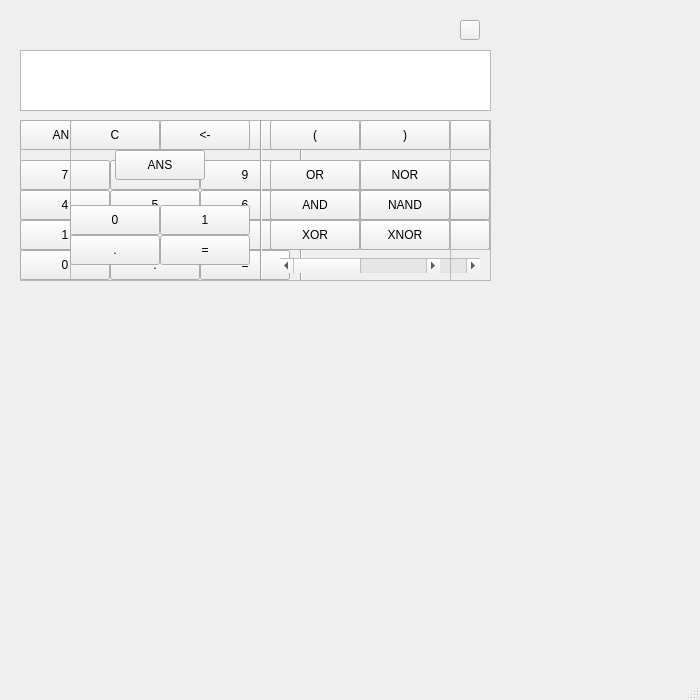
First picture: the form in src/mainwindow.ui, repository Trsak/Black-Coconuts, before the edit.
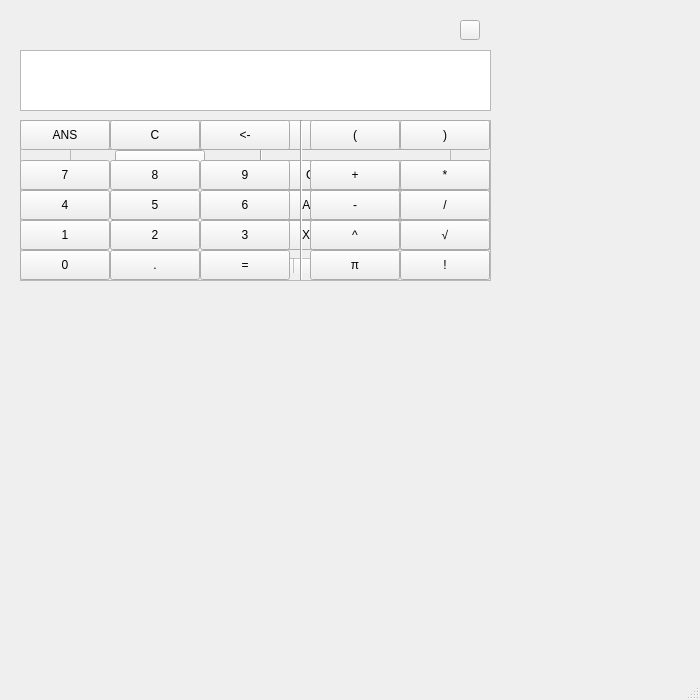
Second picture: the form after the edit. Icons and pictures are not drawn.

```diff
--- a/src/mainwindow.ui
+++ b/src/mainwindow.ui
@@ -86,7 +86,7 @@
      <enum>QTextEdit::NoWrap</enum>
     </property>
     <property name="readOnly">
-     <bool>false</bool>
+     <bool>true</bool>
     </property>
     <property name="html">
      <string>&lt;!DOCTYPE HTML PUBLIC &quot;-//W3C//DTD HTML 4.0//EN&quot; &quot;http://www.w3.org/TR/REC-html40/strict.dtd&quot;&gt;
@@ -96,7 +96,7 @@
 &lt;p style=&quot;-qt-paragraph-type:empty; margin-top:0px; margin-bottom:0px; margin-left:0px; margin-right:0px; -qt-block-indent:0; text-indent:0px; font-family:'Verdana'; font-size:14pt;&quot;&gt;&lt;br /&gt;&lt;/p&gt;&lt;/body&gt;&lt;/html&gt;</string>
     </property>
     <property name="textInteractionFlags">
-     <set>Qt::TextEditable|Qt::TextSelectableByMouse</set>
+     <set>Qt::TextBrowserInteraction</set>
     </property>
    </widget>
    <widget class="QFrame" name="mainWindow">
@@ -153,34 +153,6 @@
       <string>3</string>
      </property>
     </widget>
-    <widget class="QScrollBar" name="horizontalScrollBar">
-     <property name="geometry">
-      <rect>
-       <x>300</x>
-       <y>138</y>
-       <width>160</width>
-       <height>15</height>
-      </rect>
-     </property>
-     <property name="maximum">
-      <number>1</number>
-     </property>
-     <property name="pageStep">
-      <number>1</number>
-     </property>
-     <property name="value">
-      <number>0</number>
-     </property>
-     <property name="sliderPosition">
-      <number>0</number>
-     </property>
-     <property name="orientation">
-      <enum>Qt::Horizontal</enum>
-     </property>
-     <property name="invertedAppearance">
-      <bool>false</bool>
-     </property>
-    </widget>
     <widget class="QPushButton" name="button5">
      <property name="geometry">
       <rect>
@@ -317,7 +289,7 @@
       <property name="geometry">
        <rect>
         <x>90</x>
-        <y>60</y>
+        <y>30</y>
         <width>90</width>
         <height>30</height>
        </rect>
@@ -330,7 +302,7 @@
       <property name="geometry">
        <rect>
         <x>90</x>
-        <y>30</y>
+        <y>0</y>
         <width>90</width>
         <height>30</height>
        </rect>
@@ -343,7 +315,7 @@
       <property name="geometry">
        <rect>
         <x>0</x>
-        <y>60</y>
+        <y>30</y>
         <width>90</width>
         <height>30</height>
        </rect>
@@ -356,7 +328,7 @@
       <property name="geometry">
        <rect>
         <x>0</x>
-        <y>30</y>
+        <y>0</y>
         <width>90</width>
         <height>30</height>
        </rect>
@@ -365,6 +337,11 @@
        <string>+</string>
       </property>
      </widget>
+     <zorder>buttonDivision</zorder>
+     <zorder>buttonKrat</zorder>
+     <zorder>buttonMinus</zorder>
+     <zorder>buttonPlus</zorder>
+     <zorder>frameSecond</zorder>
     </widget>
     <widget class="QPushButton" name="button0">
      <property name="geometry">
@@ -407,71 +384,6 @@
      <property name="frameShadow">
       <enum>QFrame::Raised</enum>
      </property>
-     <widget class="QPushButton" name="buttonIndex">
-      <property name="geometry">
-       <rect>
-        <x>0</x>
-        <y>0</y>
-        <width>90</width>
-        <height>30</height>
-       </rect>
-      </property>
-      <property name="text">
-       <string>^</string>
-      </property>
-     </widget>
-     <widget class="QPushButton" name="buttonPI">
-      <property name="geometry">
-       <rect>
-        <x>0</x>
-        <y>30</y>
-        <width>90</width>
-        <height>30</height>
-       </rect>
-      </property>
-      <property name="text">
-       <string>π</string>
-      </property>
-     </widget>
-     <widget class="QPushButton" name="buttonRound">
-      <property name="geometry">
-       <rect>
-        <x>0</x>
-        <y>60</y>
-        <width>90</width>
-        <height>30</height>
-       </rect>
-      </property>
-      <property name="text">
-       <string>RND</string>
-      </property>
-     </widget>
-     <widget class="QPushButton" name="buttonFactorial">
-      <property name="geometry">
-       <rect>
-        <x>90</x>
-        <y>30</y>
-        <width>90</width>
-        <height>30</height>
-       </rect>
-      </property>
-      <property name="text">
-       <string>!</string>
-      </property>
-     </widget>
-     <widget class="QPushButton" name="buttonSquare">
-      <property name="geometry">
-       <rect>
-        <x>90</x>
-        <y>0</y>
-        <width>90</width>
-        <height>30</height>
-       </rect>
-      </property>
-      <property name="text">
-       <string>√</string>
-      </property>
-     </widget>
     </widget>
     <widget class="QPushButton" name="button7">
      <property name="geometry">
@@ -525,6 +437,82 @@
       <string>6</string>
      </property>
     </widget>
+    <widget class="QPushButton" name="buttonFactorial">
+     <property name="geometry">
+      <rect>
+       <x>380</x>
+       <y>130</y>
+       <width>90</width>
+       <height>30</height>
+      </rect>
+     </property>
+     <property name="text">
+      <string>!</string>
+     </property>
+    </widget>
+    <widget class="QPushButton" name="buttonIndex">
+     <property name="geometry">
+      <rect>
+       <x>290</x>
+       <y>100</y>
+       <width>90</width>
+       <height>30</height>
+      </rect>
+     </property>
+     <property name="text">
+      <string>^</string>
+     </property>
+    </widget>
+    <widget class="QPushButton" name="buttonPI">
+     <property name="geometry">
+      <rect>
+       <x>290</x>
+       <y>130</y>
+       <width>90</width>
+       <height>30</height>
+      </rect>
+     </property>
+     <property name="text">
+      <string>π</string>
+     </property>
+    </widget>
+    <widget class="QPushButton" name="buttonSquare">
+     <property name="geometry">
+      <rect>
+       <x>380</x>
+       <y>100</y>
+       <width>90</width>
+       <height>30</height>
+      </rect>
+     </property>
+     <property name="text">
+      <string>√</string>
+     </property>
+    </widget>
+    <zorder>frameSecond</zorder>
+    <zorder>buttonEnter</zorder>
+    <zorder>button1</zorder>
+    <zorder>button3</zorder>
+    <zorder>button5</zorder>
+    <zorder>line</zorder>
+    <zorder>buttonLeftBar</zorder>
+    <zorder>buttonQDot</zorder>
+    <zorder>button2</zorder>
+    <zorder>buttonUndo</zorder>
+    <zorder>buttonANS</zorder>
+    <zorder>button4</zorder>
+    <zorder>buttonWReset</zorder>
+    <zorder>frameMain</zorder>
+    <zorder>button0</zorder>
+    <zorder>button8</zorder>
+    <zorder>button7</zorder>
+    <zorder>button9</zorder>
+    <zorder>buttonRightBar</zorder>
+    <zorder>button6</zorder>
+    <zorder>buttonFactorial</zorder>
+    <zorder>buttonIndex</zorder>
+    <zorder>buttonPI</zorder>
+    <zorder>buttonSquare</zorder>
    </widget>
    <widget class="QFrame" name="binaryWindow">
     <property name="geometry">
@@ -888,6 +876,10 @@
      </widget>
     </widget>
    </widget>
+   <zorder>binaryWindow</zorder>
+   <zorder>buttonSettings</zorder>
+   <zorder>textEdit</zorder>
+   <zorder>mainWindow</zorder>
   </widget>
   <widget class="QStatusBar" name="statusBar"/>
  </widget>
```
